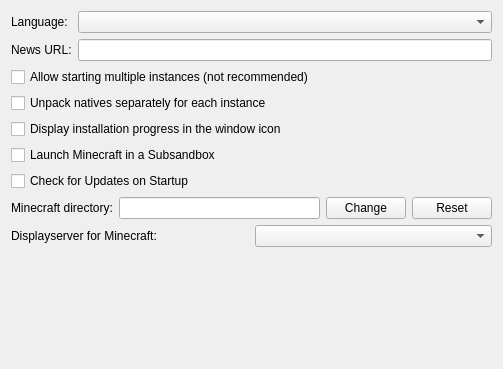
Old version of the form jdMinecraftLauncher/ui/OptionsTab.ui in the repository JakobDev/jdMinecraftLauncher.
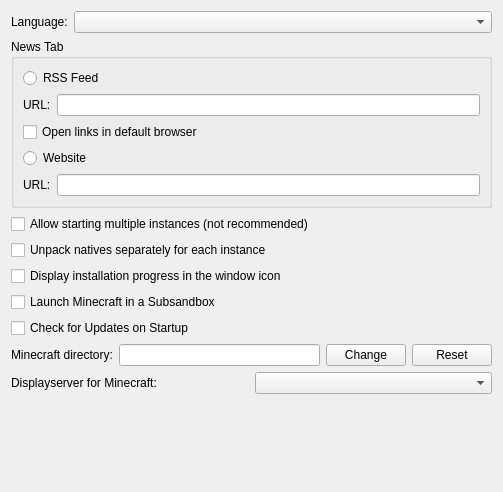
New version of the form.

Commit message: Allow rendering RSS Feed in News Tab

Diff of the .ui file:
```diff
--- a/jdMinecraftLauncher/ui/OptionsTab.ui
+++ b/jdMinecraftLauncher/ui/OptionsTab.ui
@@ -7,30 +7,23 @@
     <x>0</x>
     <y>0</y>
     <width>503</width>
-    <height>369</height>
+    <height>492</height>
    </rect>
   </property>
   <property name="windowTitle">
    <string notr="true">OptionsTab</string>
   </property>
-  <layout class="QVBoxLayout" name="verticalLayout">
+  <layout class="QVBoxLayout" name="verticalLayout_2">
    <item>
-    <layout class="QFormLayout" name="formLayout">
-     <item row="0" column="0">
+    <layout class="QHBoxLayout" name="horizontalLayout_4">
+     <item>
       <widget class="QLabel" name="label">
        <property name="text">
         <string>Language:</string>
        </property>
       </widget>
      </item>
-     <item row="1" column="0">
-      <widget class="QLabel" name="label_2">
-       <property name="text">
-        <string>News URL:</string>
-       </property>
-      </widget>
-     </item>
-     <item row="0" column="1">
+     <item>
       <widget class="QComboBox" name="languageComboBox">
        <property name="sizePolicy">
         <sizepolicy hsizetype="Expanding" vsizetype="Fixed">
@@ -40,11 +33,66 @@
        </property>
       </widget>
      </item>
-     <item row="1" column="1">
-      <widget class="QLineEdit" name="urlEdit"/>
-     </item>
     </layout>
    </item>
+   <item>
+    <widget class="QGroupBox" name="groupBox">
+     <property name="title">
+      <string>News Tab</string>
+     </property>
+     <layout class="QVBoxLayout" name="verticalLayout">
+      <item>
+       <widget class="QRadioButton" name="newsRssFeedButton">
+        <property name="text">
+         <string>RSS Feed</string>
+        </property>
+       </widget>
+      </item>
+      <item>
+       <layout class="QHBoxLayout" name="horizontalLayout_5">
+        <item>
+         <widget class="QLabel" name="newsFeedUrlLabel">
+          <property name="text">
+           <string>URL:</string>
+          </property>
+         </widget>
+        </item>
+        <item>
+         <widget class="QLineEdit" name="newsFeedUrlEdit"/>
+        </item>
+       </layout>
+      </item>
+      <item>
+       <widget class="QCheckBox" name="newsFeedDefaultBrowserCheckBox">
+        <property name="text">
+         <string>Open links in default browser</string>
+        </property>
+       </widget>
+      </item>
+      <item>
+       <widget class="QRadioButton" name="newsWebsiteButton">
+        <property name="text">
+         <string>Website</string>
+        </property>
+       </widget>
+      </item>
+      <item>
+       <layout class="QHBoxLayout" name="horizontalLayout_3">
+        <item>
+         <widget class="QLabel" name="newsUrlLabel">
+          <property name="text">
+           <string>URL:</string>
+          </property>
+         </widget>
+        </item>
+        <item>
+         <widget class="QLineEdit" name="newsUrlEdit"/>
+        </item>
+       </layout>
+      </item>
+     </layout>
+    </widget>
+   </item>
    <item>
     <widget class="QCheckBox" name="allowMultiLaunchCheckBox">
      <property name="text">
```
The commit also changes 12 other files.
